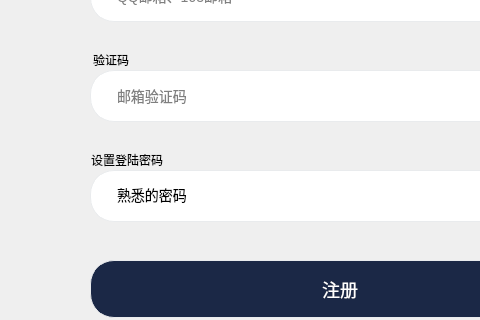
huangjingpei/myobs, file UI/gbs/GBSRegisterForm.ui: the form before one commit; both pictures show x 0 to 480 and y 392 to 712 of the 700 by 910 pixel window.
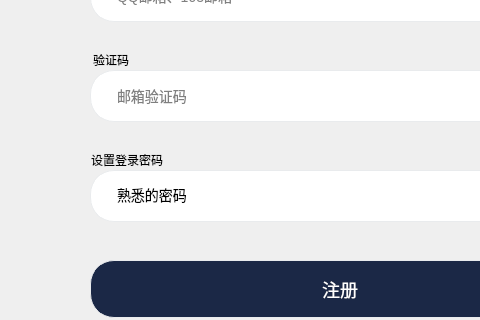
The form after the commit.

Diff of the .ui file:
```diff
--- a/UI/gbs/GBSRegisterForm.ui
+++ b/UI/gbs/GBSRegisterForm.ui
@@ -177,7 +177,7 @@
      </rect>
     </property>
     <property name="text">
-     <string>设置登陆密码</string>
+     <string>设置登录密码</string>
     </property>
    </widget>
    <widget class="QPushButton" name="btnRegisterGBS">
```
